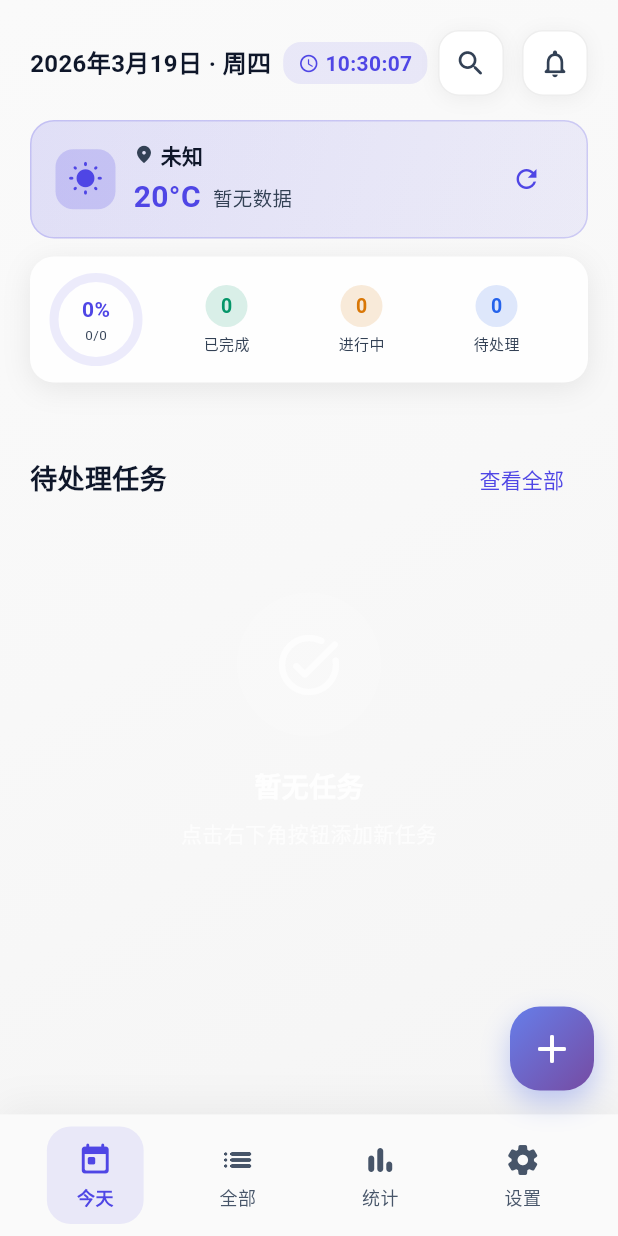
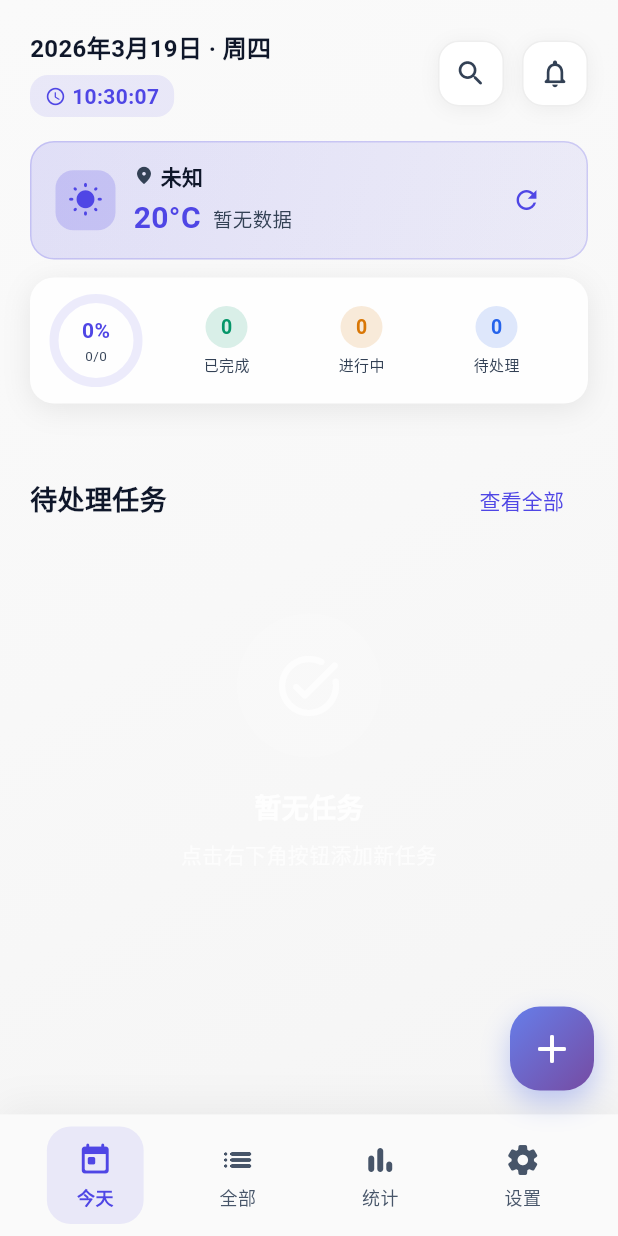
Before and after one commit to hyok2000-stack/smart_task_assistant, a Flutter app: the screen it shows after launch, on a phone screen of 412 x 824 dp. Run offline on Flutter 3.47's test engine with Material 3 defaults, Android fonts, the light colour scheme and no system bars; our stand-ins replace audioplayers, dio, file_picker, geocoding, geolocator, package_info_plus and 4 more; missing offline and left inert: dart:html, dart:js; accounts and stored records are empty; network calls fail.

Commit message:
优化：调整首页日期和时间显示顺序
修改内容：
1. 将时间显示调整到日期的下面
2. 使用Column布局替代Row布局
3. 优化顶部工具栏的视觉层次

优化效果：
- 时间显示更清晰
- 布局层次更分明
- 更好的视觉可读性

版本号：v1.2.7


Former-commit-id: 8935b3b0396784bdb34b22701824f2e30c1beb70

```diff
--- a/CLAUDE2/smart_task_assistant/lib/screens/home_screen.dart
+++ b/CLAUDE2/smart_task_assistant/lib/screens/home_screen.dart
@@ -179,7 +179,8 @@ class _HomeScreenState extends State<HomeScreen> with TickerProviderStateMixin {
                     Row(
                       mainAxisAlignment: MainAxisAlignment.spaceBetween,
                       children: [
-                        Row(
+                        Column(
+                          crossAxisAlignment: CrossAxisAlignment.start,
                           children: [
                             Text(
                               _getDateDescription(),
@@ -190,7 +191,7 @@ class _HomeScreenState extends State<HomeScreen> with TickerProviderStateMixin {
                               ),
                             ),
                             if (_currentTime.isNotEmpty) ...[
-                              const SizedBox(width: 8),
+                              const SizedBox(height: 6),
                               Container(
                                 padding: const EdgeInsets.symmetric(
                                   horizontal: 10,
```
